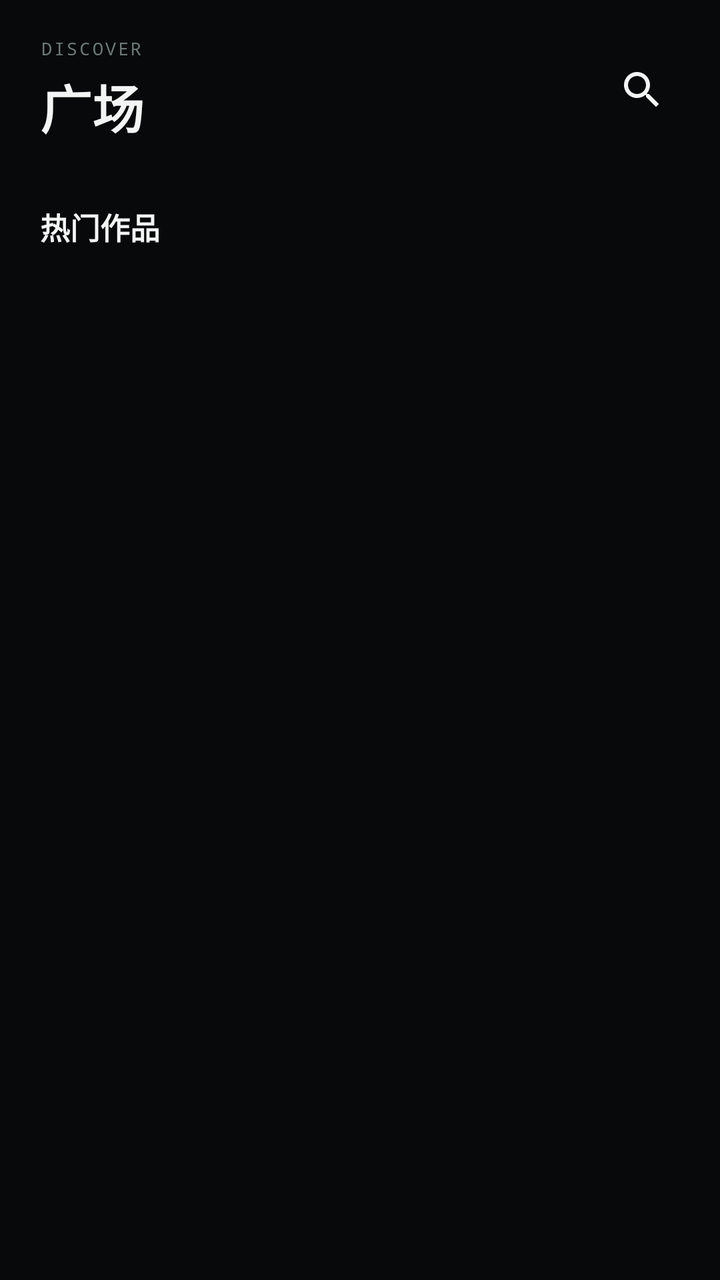
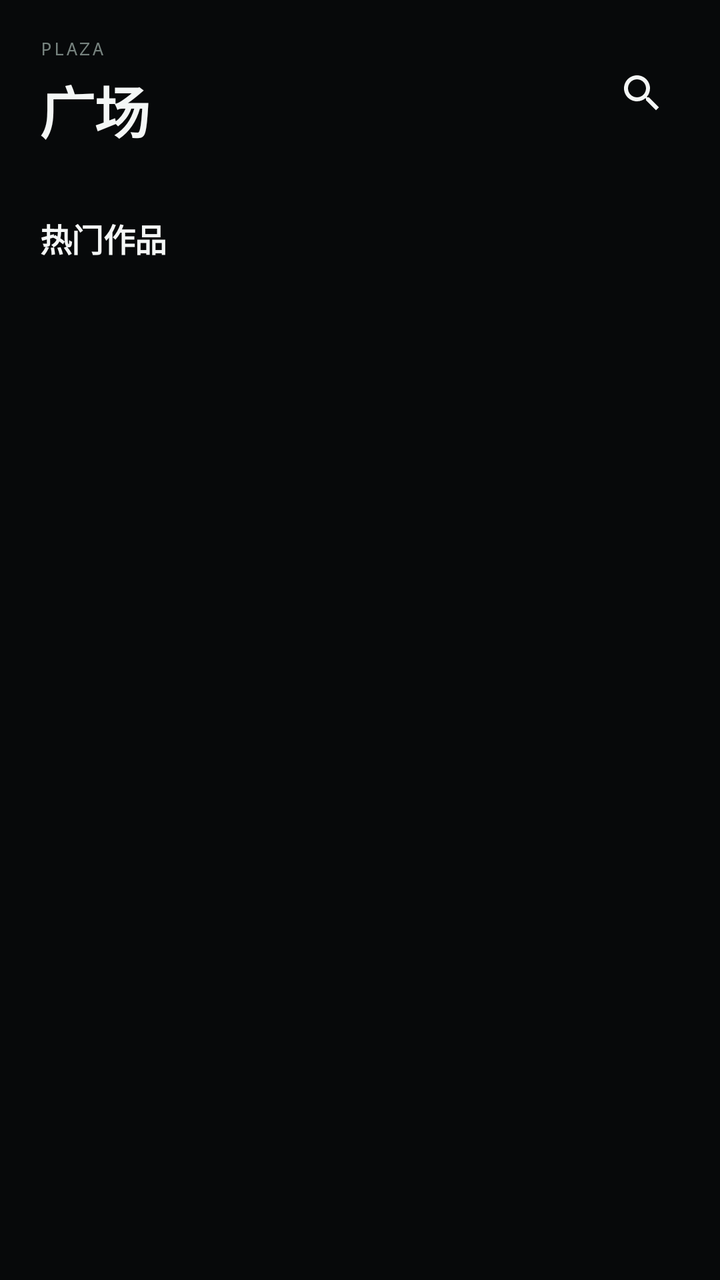

An Android layout rendered at two revisions. The XML below is the earlier revision; the diff shows what the commit changed to produce the second picture.
<!-- AndroidManifest.xml: application theme Theme.SonicHub -->
<!-- res/layout/fragment_plaza.xml -->
<?xml version="1.0" encoding="utf-8"?>
<LinearLayout xmlns:android="http://schemas.android.com/apk/res/android"
    xmlns:app="http://schemas.android.com/apk/res-auto"
    android:layout_width="match_parent"
    android:layout_height="match_parent"
    android:background="@color/bg"
    android:orientation="vertical">

    <LinearLayout
        android:layout_width="match_parent"
        android:layout_height="wrap_content"
        android:gravity="center_vertical"
        android:orientation="horizontal"
        android:paddingStart="20dp"
        android:paddingTop="18dp"
        android:paddingEnd="20dp">

        <LinearLayout
            android:layout_width="0dp"
            android:layout_height="wrap_content"
            android:layout_weight="1"
            android:orientation="vertical">

            <TextView
                android:layout_width="wrap_content"
                android:layout_height="wrap_content"
                android:fontFamily="monospace"
                android:letterSpacing="0.12"
                android:text="DISCOVER"
                android:textColor="@color/text_3"
                android:textSize="9sp" />

            <TextView
                android:layout_width="wrap_content"
                android:layout_height="wrap_content"
                android:layout_marginTop="4dp"
                android:text="广场"
                android:textColor="@color/text"
                android:textSize="26sp"
                android:textStyle="bold" />
        </LinearLayout>

        <ImageButton
            android:id="@+id/searchButton"
            android:layout_width="38dp"
            android:layout_height="38dp"
            android:background="?attr/selectableItemBackgroundBorderless"
            android:contentDescription="搜索"
            android:src="@drawable/ic_search"
            app:tint="@color/text" />
    </LinearLayout>

    <HorizontalScrollView
        android:layout_width="match_parent"
        android:layout_height="wrap_content"
        android:layout_marginTop="14dp"
        android:paddingStart="20dp"
        android:paddingEnd="20dp"
        android:scrollbars="none">

        <LinearLayout
            android:id="@+id/filterRow"
            android:layout_width="wrap_content"
            android:layout_height="wrap_content"
            android:gravity="center_vertical"
            android:orientation="horizontal" />
    </HorizontalScrollView>

    <TextView
        android:id="@+id/sectionTitle"
        android:layout_width="wrap_content"
        android:layout_height="wrap_content"
        android:layout_marginStart="20dp"
        android:layout_marginTop="16dp"
        android:text="热门作品"
        android:textColor="@color/text"
        android:textSize="15sp"
        android:textStyle="bold" />

    <androidx.recyclerview.widget.RecyclerView
        android:id="@+id/plazaGrid"
        android:layout_width="match_parent"
        android:layout_height="0dp"
        android:layout_marginTop="6dp"
        android:layout_weight="1"
        android:clipToPadding="false"
        android:paddingStart="14dp"
        android:paddingEnd="14dp"
        android:paddingBottom="18dp" />
</LinearLayout>
<!-- resources referenced by this layout -->
<resources>
  <color name="bg">#FF07090A</color>
  <color name="text">#FFF2F5F4</color>
  <color name="text_3">#FF6C7875</color>
  <!-- drawable ic_search (drawable) -->
  <?xml version="1.0" encoding="utf-8"?>
  <vector xmlns:android="http://schemas.android.com/apk/res/android"
      android:width="24dp" android:height="24dp"
      android:viewportWidth="24" android:viewportHeight="24">
      <path android:fillColor="#FFFFFFFF"
          android:pathData="M15.5,14h-0.79l-0.28,-0.27C15.41,12.59 16,11.11 16,9.5 16,5.91 13.09,3 9.5,3S3,5.91 3,9.5 5.91,16 9.5,16c1.61,0 3.09,-0.59 4.23,-1.57l0.27,0.28v0.79l5,4.99L20.49,19l-4.99,-5zM9.5,14C7.01,14 5,11.99 5,9.5S7.01,5 9.5,5 14,7.01 14,9.5 11.99,14 9.5,14z" />
  </vector>
  <style name="Theme.SonicHub" parent="Theme.MaterialComponents.NoActionBar">
          <item name="colorPrimary">@color/accent</item>
          <item name="colorPrimaryDark">@color/bg</item>
          <item name="colorSecondary">@color/mint</item>
          <item name="colorSurface">@color/surface</item>
          <item name="colorOnSurface">@color/text</item>
          <item name="android:windowBackground">@color/bg</item>
          <item name="android:statusBarColor">@color/bg</item>
          <item name="android:navigationBarColor">@color/bg</item>
          <item name="android:windowLightStatusBar">false</item>
          <item name="android:textColorPrimary">@color/text</item>
          <item name="android:textColorSecondary">@color/text_2</item>
          <item name="android:fontFamily">sans-serif</item>
          <item name="android:forceDarkAllowed">false</item>
      </style>
  <color name="accent">#FFFF7A45</color>
  <color name="mint">#FF8EE6C6</color>
  <color name="surface">#FF0F1415</color>
  <color name="text_2">#FFA3AEAB</color>
</resources>

<!-- the commit's change to res/layout/fragment_plaza.xml (unified diff, before → after) -->
@@ -26,7 +26,7 @@
                 android:layout_height="wrap_content"
                 android:fontFamily="monospace"
                 android:letterSpacing="0.12"
-                android:text="DISCOVER"
+                android:text="PLAZA"
                 android:textColor="@color/text_3"
                 android:textSize="9sp" />
 
@@ -34,9 +34,10 @@
                 android:layout_width="wrap_content"
                 android:layout_height="wrap_content"
                 android:layout_marginTop="4dp"
+                android:letterSpacing="-0.02"
                 android:text="广场"
                 android:textColor="@color/text"
-                android:textSize="26sp"
+                android:textSize="28sp"
                 android:textStyle="bold" />
         </LinearLayout>
 
@@ -71,10 +72,11 @@
         android:layout_width="wrap_content"
         android:layout_height="wrap_content"
         android:layout_marginStart="20dp"
-        android:layout_marginTop="16dp"
+        android:layout_marginTop="18dp"
+        android:letterSpacing="-0.01"
         android:text="热门作品"
         android:textColor="@color/text"
-        android:textSize="15sp"
+        android:textSize="16sp"
         android:textStyle="bold" />
 
     <androidx.recyclerview.widget.RecyclerView
<!-- resource entries referenced after the edit -->
@@ -1,8 +1,8 @@
 <!-- resources referenced by this layout -->
 <resources>
   <color name="bg">#FF07090A</color>
-  <color name="text">#FFF2F5F4</color>
-  <color name="text_3">#FF6C7875</color>
+  <color name="text">#FFF4F7F6</color>
+  <color name="text_3">#FF76827E</color>
   <!-- drawable ic_search (drawable) -->
   <?xml version="1.0" encoding="utf-8"?>
   <vector xmlns:android="http://schemas.android.com/apk/res/android"
@@ -17,10 +17,11 @@
           <item name="colorSecondary">@color/mint</item>
           <item name="colorSurface">@color/surface</item>
           <item name="colorOnSurface">@color/text</item>
-          <item name="android:windowBackground">@color/bg</item>
+          <item name="android:windowBackground">@drawable/bg_screen</item>
           <item name="android:statusBarColor">@color/bg</item>
           <item name="android:navigationBarColor">@color/bg</item>
           <item name="android:windowLightStatusBar">false</item>
+          <item name="android:windowLightNavigationBar">false</item>
           <item name="android:textColorPrimary">@color/text</item>
           <item name="android:textColorSecondary">@color/text_2</item>
           <item name="android:fontFamily">sans-serif</item>
@@ -29,6 +30,15 @@
   <color name="accent">#FFFF7A45</color>
   <color name="mint">#FF8EE6C6</color>
   <color name="surface">#FF0F1415</color>
-  <color name="text_2">#FFA3AEAB</color>
+  <!-- drawable bg_screen (drawable) -->
+  <?xml version="1.0" encoding="utf-8"?>
+  <shape xmlns:android="http://schemas.android.com/apk/res/android">
+      <gradient
+          android:angle="270"
+          android:centerColor="#FF080C0E"
+          android:endColor="#FF040607"
+          android:startColor="#FF0B1113" />
+  </shape>
+  <color name="text_2">#FFADB8B5</color>
 </resources>
 
